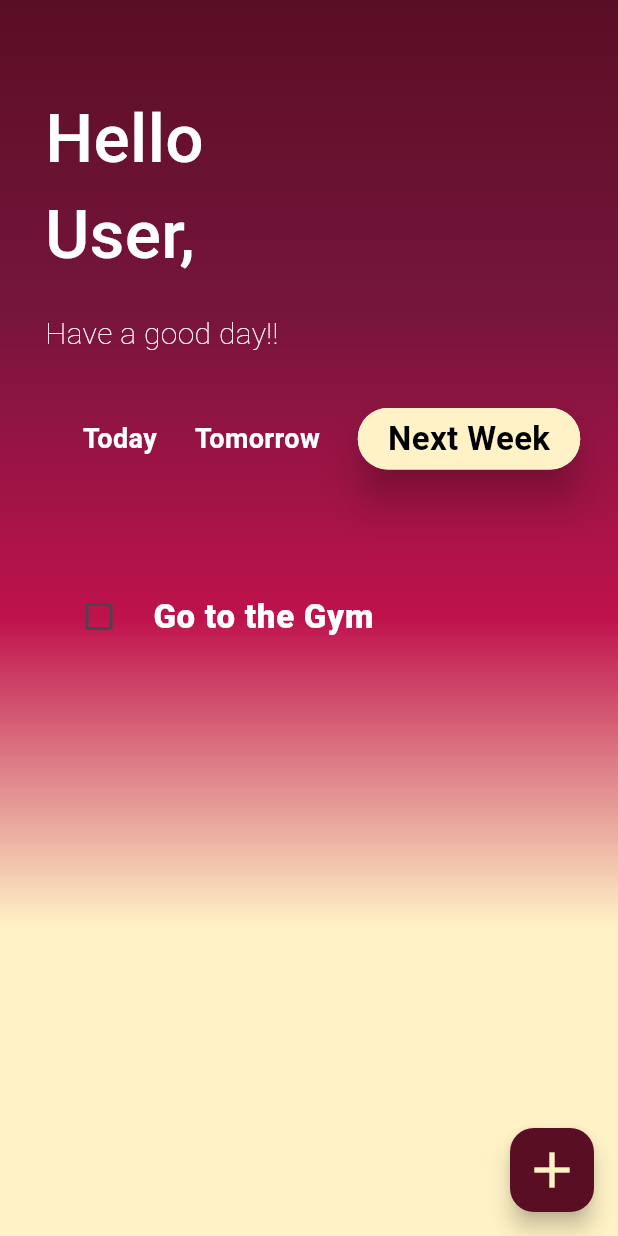
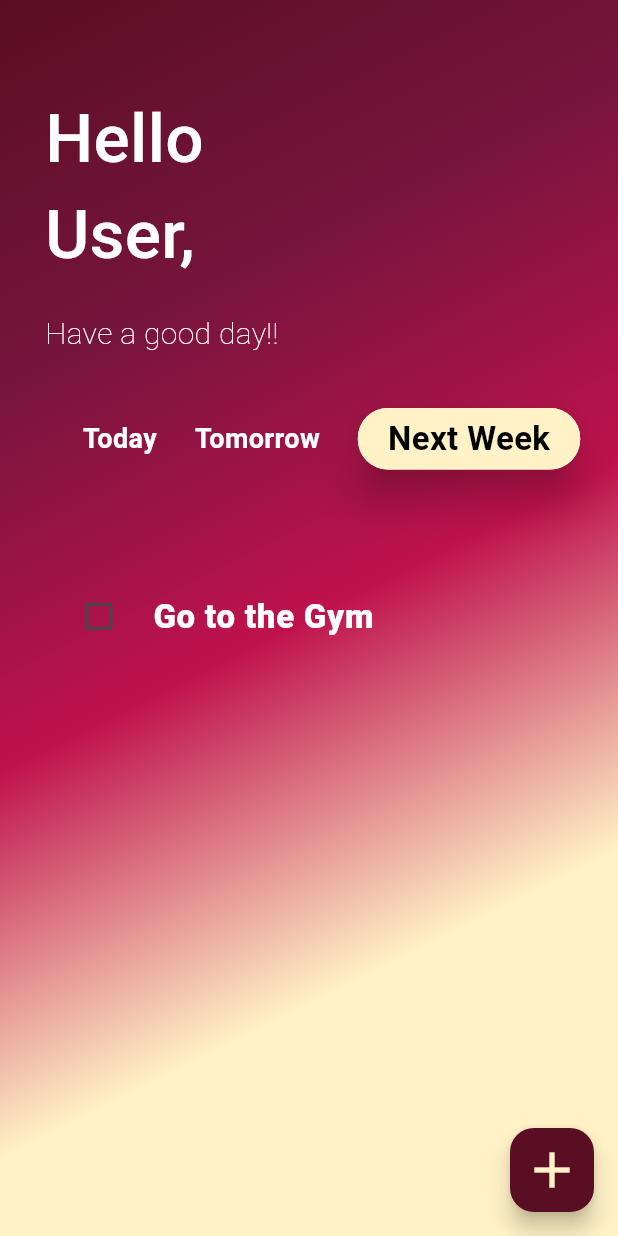
Before and after one commit to shivanshshri/to-do-flutter-, a Flutter app: the screen it shows after launch, after a tap on "NextWeek", on a phone screen of 412 x 824 dp. Run offline on Flutter 3.47's test engine with Material 3 defaults, Android fonts, the phone set to English and light mode, and no system bars; our stand-ins replace firebase_core; accounts and stored records are empty; Roboto replaces fonts that are missing (Times New Roman).

```diff
--- a/lib/main.dart
+++ b/lib/main.dart
@@ -1,7 +1,11 @@
 import 'package:flutter/material.dart';
 import 'package:to_do/pages/home.dart';
+import 'package:firebase_core/firebase_core.dart';
 
-void main() {
+
+void main() async{
+  WidgetsFlutterBinding.ensureInitialized();
+  await Firebase.initializeApp();
   runApp(const MyApp());
 }
 
--- a/lib/pages/home.dart
+++ b/lib/pages/home.dart
@@ -21,7 +21,7 @@ class _HomeState extends State<Home> {
         padding: EdgeInsets.only(top: 60.0,left: 30.0),
         height: MediaQuery.of(context).size.height,
         width: MediaQuery.of(context).size.width,
-        decoration: BoxDecoration(gradient: LinearGradient(colors: [Color(0xFF5A0E24),Color(0xFF76153C),Color(0xFFBF124D),Color(0xFFFFF2C6),Color(0xFFFFF2C6)],begin: Alignment.topCenter,end: Alignment.bottomCenter),),
+        decoration: BoxDecoration(gradient: LinearGradient(colors: [Color(0xFF5A0E24),Color(0xFF76153C),Color(0xFFBF124D),Color(0xFFFFF2C6),Color(0xFFFFF2C6)],begin: Alignment.topLeft,end: Alignment.bottomRight),),
 
         child: Column(
           crossAxisAlignment: CrossAxisAlignment.start,
--- a/pubspec.yaml
+++ b/pubspec.yaml
@@ -38,6 +38,8 @@ dependencies:
 dev_dependencies:
   flutter_test:
     sdk: flutter
+  firebase_core: ^4.2.1
+  cloud_firestore: ^6.1.0
 
   # The "flutter_lints" package below contains a set of recommended lints to
   # encourage good coding practices. The lint set provided by the package is
```
Also changed, not shown: pubspec.lock, 5 other files.
